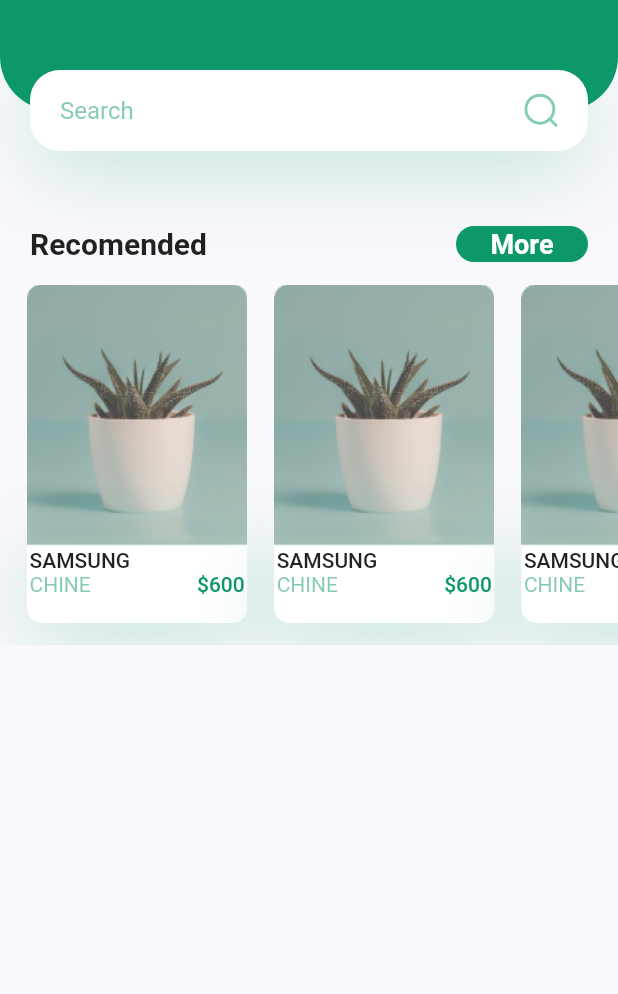
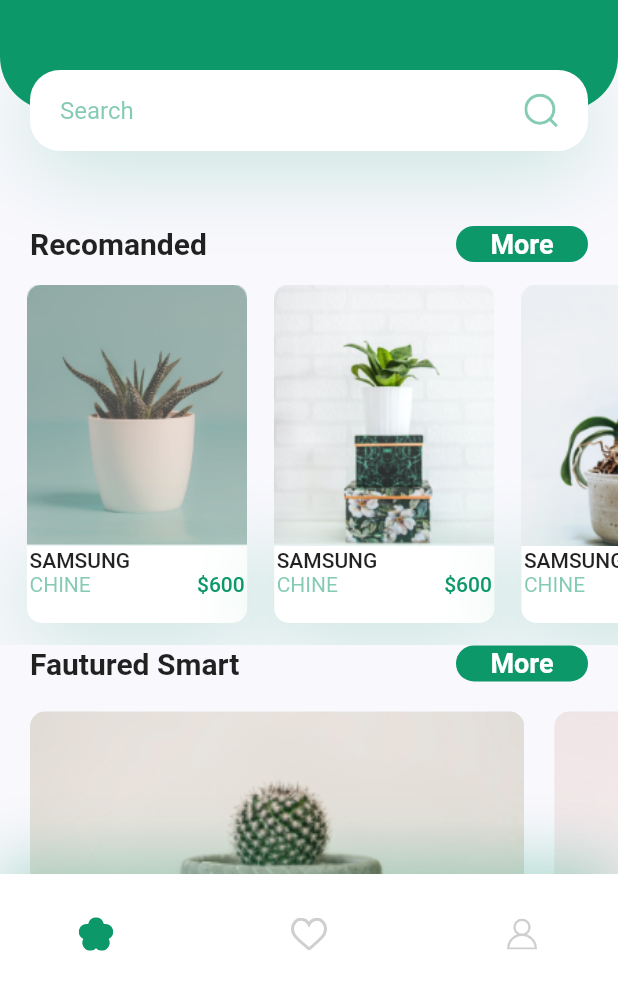
Before and after one commit to islambou9427/E-comerce-Smartphone-UI, a Flutter app: the screen it shows after launch, on a phone screen of 412 x 824 dp, the part 242-1236 px from its top. Run offline on Flutter 3.47's test engine with Material 2 defaults, Android fonts, the phone set to English and light mode, and no system bars; our stand-ins replace flutter_svg.

Commit message:
Home page Doone !

```diff
--- a/EcommerceUI/lib/screens/home/Body.dart
+++ b/EcommerceUI/lib/screens/home/Body.dart
@@ -3,6 +3,7 @@ import 'package:flutter/material.dart';
 import 'Header-with-search.dart';
 import 'Rec-more.dart';
 import 'RecomandProduct.dart';
+import 'bottomPrudact.dart';
 
 class Body extends StatelessWidget {
   @override
@@ -24,6 +25,18 @@ class Body extends StatelessWidget {
             ),
           ),
           RecomamnedProduct(),
+          Container(
+            height: 24,
+            child: Stack(
+              children: <Widget>[
+                RecomandedMore(
+                  title: 'Fautured Smart',
+                  press: () {},
+                ),
+              ],
+            ),
+          ),
+          BottomProducts(size: size),
         ],
       ),
     );
--- /dev/null
+++ b/EcommerceUI/lib/screens/home/BottomNav.dart
@@ -0,0 +1,40 @@
+import 'package:flutter/material.dart';
+import 'package:flutter_svg/svg.dart';
+
+import '../../constants.dart';
+
+class BottomNavBar extends StatelessWidget {
+  const BottomNavBar({
+    Key key,
+  }) : super(key: key);
+
+  @override
+  Widget build(BuildContext context) {
+    return Container(
+      padding: EdgeInsets.only(
+          left: kDefaultPadding * 2, right: kDefaultPadding * 2),
+      height: 80,
+      decoration: BoxDecoration(color: Colors.white, boxShadow: [
+        BoxShadow(
+          offset: Offset(0, -10),
+          blurRadius: 35,
+          color: kPrimaryColor.withOpacity(0.3),
+        ),
+      ]),
+      child: Row(
+        mainAxisAlignment: MainAxisAlignment.spaceBetween,
+        children: <Widget>[
+          IconButton(
+              icon: SvgPicture.asset('assets/icons/flower.svg'),
+              onPressed: () {}),
+          IconButton(
+              icon: SvgPicture.asset('assets/icons/heart-icon.svg'),
+              onPressed: () {}),
+          IconButton(
+              icon: SvgPicture.asset('assets/icons/user-icon.svg'),
+              onPressed: () {}),
+        ],
+      ),
+    );
+  }
+}
--- a/EcommerceUI/lib/screens/home/Home_screen.dart
+++ b/EcommerceUI/lib/screens/home/Home_screen.dart
@@ -1,6 +1,8 @@
 import 'package:EcommerceUI/screens/home/Body.dart';
 import 'package:flutter/material.dart';
 import 'package:flutter_svg/flutter_svg.dart';
+
+import 'BottomNav.dart';
 
 class Home extends StatelessWidget {
   @override
@@ -8,6 +10,7 @@ class Home extends StatelessWidget {
     return Scaffold(
       appBar: buildAppBar(),
       body: Body(),
+      bottomNavigationBar: BottomNavBar(),
     );
   }
 
--- a/EcommerceUI/lib/screens/home/Rec-more.dart
+++ b/EcommerceUI/lib/screens/home/Rec-more.dart
@@ -18,7 +18,7 @@ class RecomandedMore extends StatelessWidget {
       child: Row(
         children: <Widget>[
           Text(
-            'Recomended',
+            '$title',
             style: TextStyle(fontSize: 20, fontWeight: FontWeight.bold),
           ),
           Spacer(),
--- a/EcommerceUI/lib/screens/home/RecomandProduct.dart
+++ b/EcommerceUI/lib/screens/home/RecomandProduct.dart
@@ -21,21 +21,21 @@ class RecomamnedProduct extends StatelessWidget {
             press: () {},
           ),
           RecommendeSmart(
-            image: 'assets/images/image_1.png',
+            image: 'assets/images/image_2.png',
             title: 'samsung',
             country: 'chine',
             price: 600,
             press: () {},
           ),
           RecommendeSmart(
-            image: 'assets/images/image_1.png',
+            image: 'assets/images/image_3.png',
             title: 'samsung',
             country: 'chine',
             price: 600,
             press: () {},
           ),
           RecommendeSmart(
-            image: 'assets/images/image_1.png',
+            image: 'assets/images/image_3.png',
             title: 'samsung',
             country: 'chine',
             price: 600,
--- /dev/null
+++ b/EcommerceUI/lib/screens/home/bottomPrudact.dart
@@ -0,0 +1,49 @@
+import 'package:flutter/material.dart';
+
+import '../../constants.dart';
+
+class BottomProducts extends StatelessWidget {
+  const BottomProducts({
+    Key key,
+    @required this.size,
+  }) : super(key: key);
+
+  final Size size;
+
+  @override
+  Widget build(BuildContext context) {
+    return SingleChildScrollView(
+      scrollDirection: Axis.horizontal,
+      child: Row(
+        children: <Widget>[
+          Container(
+            decoration: BoxDecoration(
+                borderRadius: BorderRadius.circular(10),
+                image: DecorationImage(
+                    image: AssetImage('assets/images/bottom_img_1.png'),
+                    fit: BoxFit.cover)),
+            margin: EdgeInsets.only(
+                left: kDefaultPadding, top: kDefaultPadding, bottom: 10),
+            width: size.width * 0.8,
+            height: 180,
+          ),
+          Container(
+            decoration: BoxDecoration(
+                borderRadius: BorderRadius.circular(10),
+                image: DecorationImage(
+                    image: AssetImage('assets/images/bottom_img_2.png'),
+                    fit: BoxFit.cover)),
+            margin: EdgeInsets.only(
+                left: kDefaultPadding,
+                top: kDefaultPadding,
+                bottom: 10,
+                right: 20),
+            width: size.width * 0.8,
+            height: 180,
+            // child: Image.asset('assets/images/bottom_img_2.png'),
+          ),
+        ],
+      ),
+    );
+  }
+}
```
